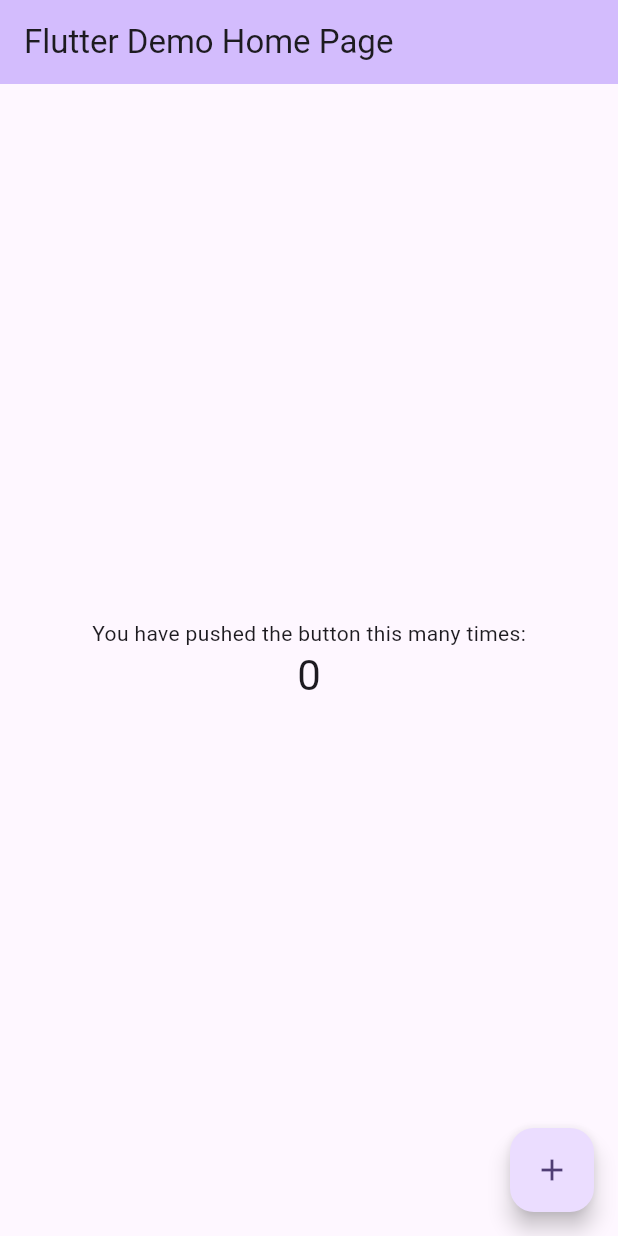
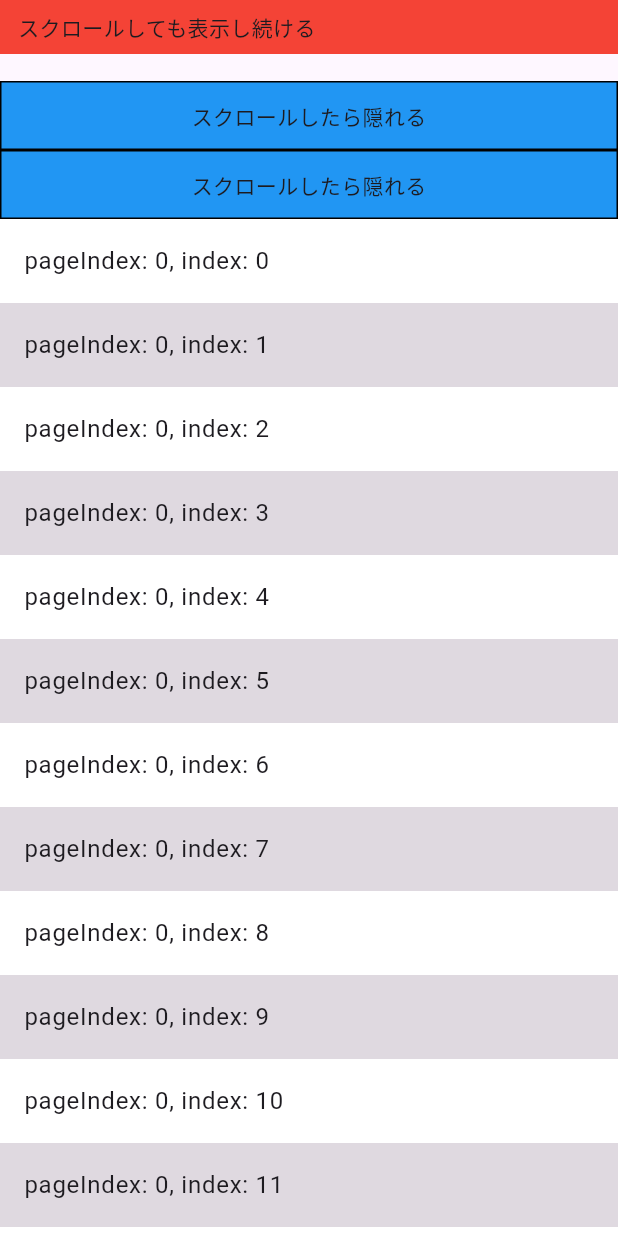
Before and after one commit to 0maru/flutter_multi_scroll_view_sample, a Flutter app: the screen it shows after launch, on a phone screen of 412 x 824 dp. Run offline on Flutter 3.47's test engine with Material 3 defaults, Android fonts, the phone set to English and light mode, and no system bars.

Commit message:
ListViewにScrollController を渡すと正常に動作しない例

```diff
--- a/lib/main.dart
+++ b/lib/main.dart
@@ -1,4 +1,5 @@
 import 'package:flutter/material.dart';
+import 'package:flutter/services.dart';
 
 void main() {
   runApp(const MyApp());
@@ -10,12 +11,12 @@ class MyApp extends StatelessWidget {
   @override
   Widget build(BuildContext context) {
     return MaterialApp(
-      title: 'Flutter Demo',
+      title: 'MultiScrollViewSample',
       theme: ThemeData(
         colorScheme: ColorScheme.fromSeed(seedColor: Colors.deepPurple),
         useMaterial3: true,
       ),
-      home: const MyHomePage(title: 'Flutter Demo Home Page'),
+      home: const MyHomePage(title: 'MultiScrollViewSample'),
     );
   }
 }
@@ -30,40 +31,138 @@ class MyHomePage extends StatefulWidget {
 }
 
 class _MyHomePageState extends State<MyHomePage> {
-  int _counter = 0;
-
-  void _incrementCounter() {
-    setState(() {
-      _counter++;
-    });
-  }
-
   @override
   Widget build(BuildContext context) {
-    return Scaffold(
-      appBar: AppBar(
-        backgroundColor: Theme.of(context).colorScheme.inversePrimary,
-        title: Text(widget.title),
-      ),
-      body: Center(
-        child: Column(
-          mainAxisAlignment: MainAxisAlignment.center,
-          children: <Widget>[
-            const Text(
-              'You have pushed the button this many times:',
-            ),
-            Text(
-              '$_counter',
-              style: Theme.of(context).textTheme.headlineMedium,
+    return const Scaffold(
+      resizeToAvoidBottomInset: true,
+      body: SafeArea(
+        bottom: false,
+        child: Stack(
+          children: [
+            _NestedScrollView(
+              headers: [
+                _FixedAppBar(),
+                _HideAppBar(),
+                _HideAppBar(),
+              ],
+              stackChildren: [
+                _PageView(),
+              ],
             ),
           ],
         ),
       ),
-      floatingActionButton: FloatingActionButton(
-        onPressed: _incrementCounter,
-        tooltip: 'Increment',
-        child: const Icon(Icons.add),
+    );
+  }
+}
+
+class _FixedAppBar extends StatelessWidget {
+  const _FixedAppBar();
+
+  @override
+  Widget build(BuildContext context) {
+    return const SliverAppBar(
+      toolbarHeight: 54,
+      pinned: true,
+      automaticallyImplyLeading: false,
+      systemOverlayStyle: SystemUiOverlayStyle.dark,
+      flexibleSpace: ColoredBox(
+        color: Colors.red,
+        child: Padding(
+            padding: EdgeInsets.symmetric(vertical: 8, horizontal: 12),
+            child: Text('スクロールしても表示し続ける')),
       ),
     );
   }
 }
+
+class _HideAppBar extends StatelessWidget {
+  const _HideAppBar();
+
+  @override
+  Widget build(BuildContext context) {
+    return SliverAppBar(
+      toolbarHeight: 46,
+      pinned: true,
+      floating: true,
+      automaticallyImplyLeading: false,
+      flexibleSpace: Container(
+        decoration: BoxDecoration(
+          color: Colors.blue,
+          border: Border.all(color: Colors.black),
+        ),
+        child: const SizedBox(
+          height: 46,
+          child: Center(
+            child: Text('スクロールしたら隠れる'),
+          ),
+        ),
+      ),
+    );
+  }
+}
+
+class _NestedScrollView extends StatelessWidget {
+  const _NestedScrollView({
+    super.key,
+    required this.headers,
+    required this.stackChildren,
+  });
+
+  final List<Widget> headers;
+  final List<Widget> stackChildren;
+
+  @override
+  Widget build(BuildContext context) {
+    return NestedScrollView(
+      physics: const BouncingScrollPhysics(
+        parent: AlwaysScrollableScrollPhysics(),
+      ),
+      headerSliverBuilder: (BuildContext context, bool innerBoxIsScrolled) {
+        return headers;
+      },
+      body: Stack(
+        children: stackChildren,
+      ),
+    );
+  }
+}
+
+class _PageView extends StatelessWidget {
+  const _PageView({super.key});
+
+  @override
+  Widget build(BuildContext context) {
+    return PageView.builder(
+      itemCount: 10,
+      itemBuilder: (_, i) {
+        return _InfinityScrollView(pageIndex: i);
+      },
+    );
+  }
+}
+
+class _InfinityScrollView extends StatelessWidget {
+  const _InfinityScrollView({
+    super.key,
+    required this.pageIndex,
+  });
+
+  final int pageIndex;
+
+  @override
+  Widget build(BuildContext context) {
+    return ListView.builder(
+      controller: ScrollController(),
+      itemCount: 100,
+      itemBuilder: (_, i) {
+        return ColoredBox(
+          color: i % 2 == 0 ? Colors.white : Colors.black12,
+          child: ListTile(
+            title: Text('pageIndex: $pageIndex, index: $i'),
+          ),
+        );
+      },
+    );
+  }
+}
```
